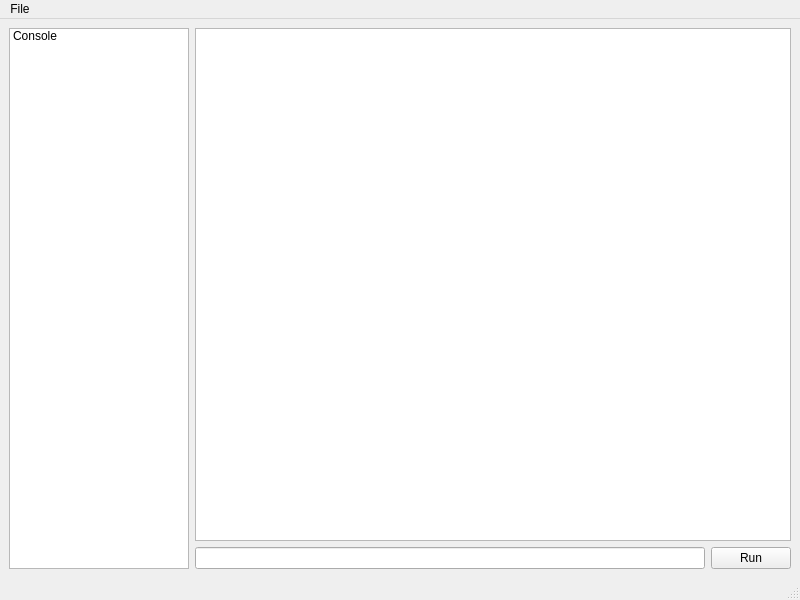
Qt form Libretro/mgba/src/platform/qt/ScriptingView.ui (kiddreads/Avalon-copy2) before a commit.
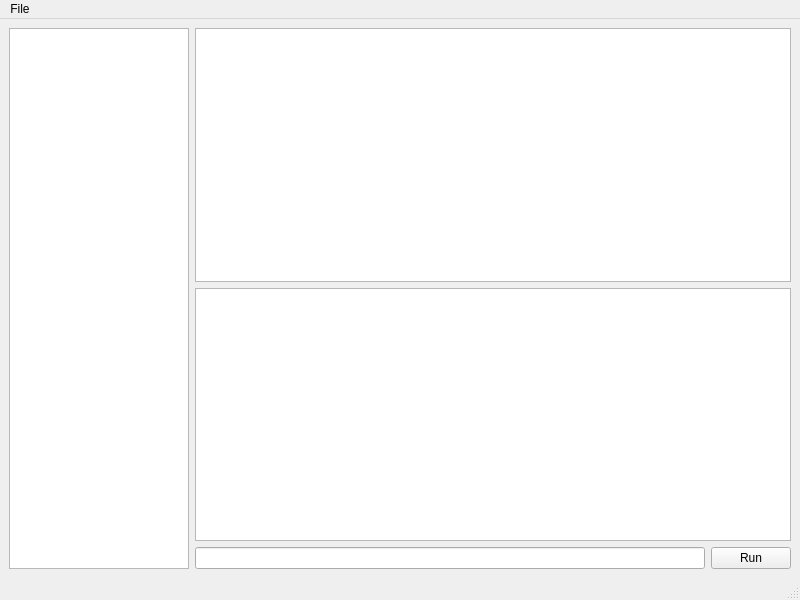
The same form after that commit. Custom widgets are drawn as their Qt base class.

Commit message: Scripting: Add prototype "buffer" pseudo-TUI interface

```diff
--- a/Libretro/mgba/src/platform/qt/ScriptingView.ui
+++ b/Libretro/mgba/src/platform/qt/ScriptingView.ui
@@ -15,31 +15,8 @@
   </property>
   <widget class="QWidget" name="centralwidget">
    <layout class="QGridLayout" name="gridLayout" columnstretch="0,1,0">
-    <item row="1" column="1">
-     <widget class="QLineEdit" name="prompt"/>
-    </item>
-    <item row="1" column="2">
-     <widget class="QPushButton" name="runButton">
-      <property name="text">
-       <string>Run</string>
-      </property>
-     </widget>
-    </item>
-    <item row="0" column="1" colspan="2">
-     <widget class="QGBA::LogWidget" name="log">
-      <property name="sizePolicy">
-       <sizepolicy hsizetype="MinimumExpanding" vsizetype="Expanding">
-        <horstretch>0</horstretch>
-        <verstretch>0</verstretch>
-       </sizepolicy>
-      </property>
-      <property name="readOnly">
-       <bool>true</bool>
-      </property>
-     </widget>
-    </item>
-    <item row="0" column="0" rowspan="2">
-     <widget class="QListWidget" name="loadedScripts">
+    <item row="0" column="0" rowspan="3">
+     <widget class="QListWidget" name="buffers">
       <property name="sizePolicy">
        <sizepolicy hsizetype="Preferred" vsizetype="Expanding">
         <horstretch>0</horstretch>
@@ -52,11 +29,39 @@
         <height>16777215</height>
        </size>
       </property>
-      <item>
-       <property name="text">
-        <string>Console</string>
-       </property>
-      </item>
+     </widget>
+    </item>
+    <item row="0" column="1" colspan="2">
+     <widget class="QPlainTextEdit" name="buffer">
+      <property name="lineWrapMode">
+       <enum>QPlainTextEdit::NoWrap</enum>
+      </property>
+      <property name="readOnly">
+       <bool>true</bool>
+      </property>
+     </widget>
+    </item>
+    <item row="1" column="1" colspan="2">
+     <widget class="QGBA::LogWidget" name="log">
+      <property name="sizePolicy">
+       <sizepolicy hsizetype="MinimumExpanding" vsizetype="Expanding">
+        <horstretch>0</horstretch>
+        <verstretch>0</verstretch>
+       </sizepolicy>
+      </property>
+      <property name="readOnly">
+       <bool>true</bool>
+      </property>
+     </widget>
+    </item>
+    <item row="2" column="1">
+     <widget class="QLineEdit" name="prompt"/>
+    </item>
+    <item row="2" column="2">
+     <widget class="QPushButton" name="runButton">
+      <property name="text">
+       <string>Run</string>
+      </property>
      </widget>
     </item>
    </layout>
```
The commit also changes 10 other files.
